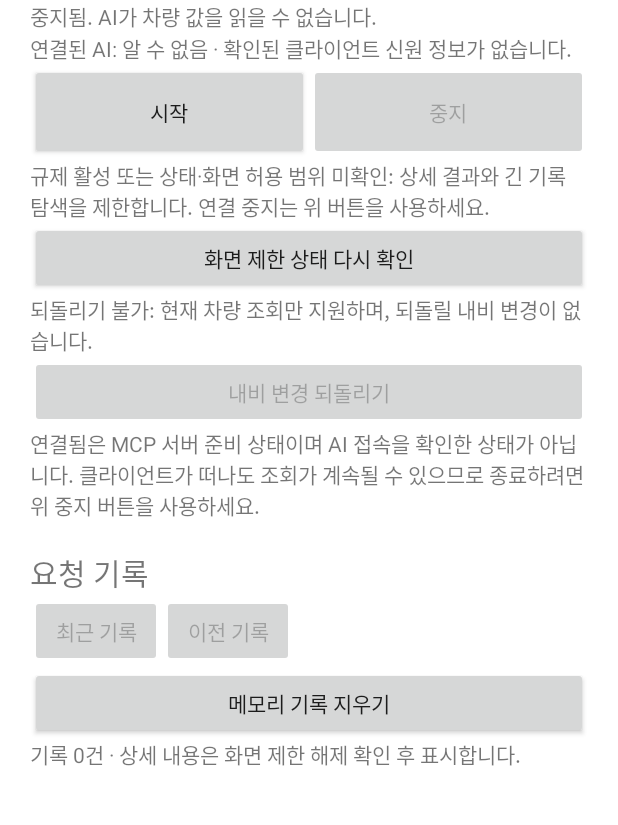
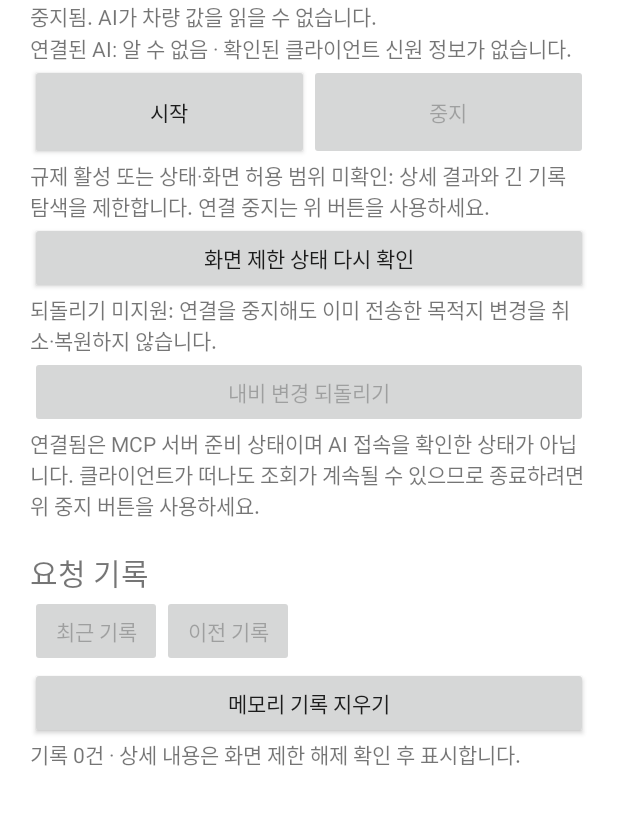
Before and after one commit to SubHye/Pleos_PA, an Android app: the screen it shows after launch (MainActivity), on a phone screen of 412 x 824 dp, the part 167-992 px from its top. Run offline under Robolectric (Android 15) with nearby library versions, the phone set to English and light mode, and no system bars.

Commit message:
Describe navigation capability and unsupported undo accurately

```diff
--- a/app/src/main/res/values/strings.xml
+++ b/app/src/main/res/values/strings.xml
@@ -16,14 +16,14 @@
     <string name="ux_unrestricted">현재 화면의 UX 제한 없음 · 정차 또는 차량 변경 허가를 뜻하지 않습니다.</string>
     <string name="ux_restricted">규제 활성 또는 상태·화면 허용 범위 미확인: 상세 결과와 긴 기록 탐색을 제한합니다. 연결 중지는 위 버튼을 사용하세요.</string>
     <string name="undo_action">내비 변경 되돌리기</string>
-    <string name="undo_unavailable">되돌리기 불가: 현재 차량 조회만 지원하며, 되돌릴 내비 변경이 없습니다.</string>
+    <string name="undo_unavailable">되돌리기 미지원: 연결을 중지해도 이미 전송한 목적지 변경을 취소·복원하지 않습니다.</string>
     <string name="history_title">요청 기록</string>
     <string name="history_newer">최근 기록</string>
     <string name="history_older">이전 기록</string>
     <string name="history_clear">메모리 기록 지우기</string>
     <string name="history_empty">아직 받은 요청이 없습니다.</string>
     <string name="history_hidden">기록 %1$d건 · 상세 내용은 화면 제한 해제 확인 후 표시합니다.</string>
-    <string name="feature_title">차량 조회 기능 · 연결·권한·차량별 지원은 달라질 수 있습니다.</string>
+    <string name="feature_title">차량 조회·내비 기능 · 연결·권한·차량별 지원은 달라질 수 있습니다.</string>
     <string name="feature_adopted">제공 대상</string>
     <string name="feature_unavailable">제공 안 함</string>
     <string name="receipt_not_measurement">표시 시각은 수신 시각이며 측정 시각이 아닙니다. 여러 항목은 동시 스냅샷이 아닙니다.</string>
```
